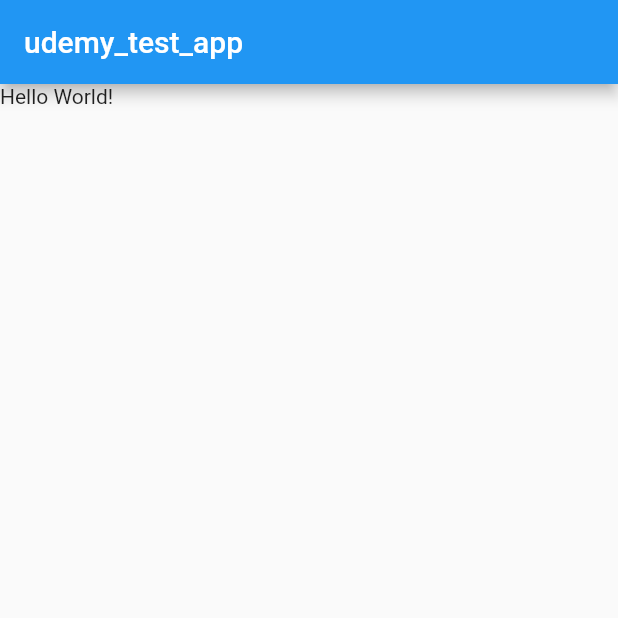
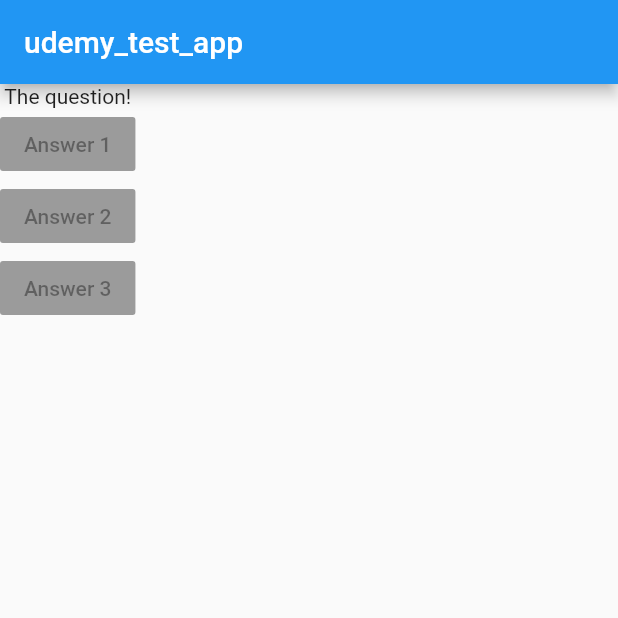
Before and after one commit to kira-on-git/udemy_test_app, a Flutter app: the screen it shows after launch, on a phone screen of 412 x 824 dp, the top half of it. Run offline on Flutter 3.47's test engine with Material 2 defaults, Android fonts, the phone set to English and light mode, and no system bars.

Commit message:
2 answer-buttons added

```diff
--- a/lib/main.dart
+++ b/lib/main.dart
@@ -1,14 +1,26 @@
+// ignore_for_file: deprecated_member_use
+
 import 'package:flutter/material.dart';
 
-void main() => runApp(MyApp());
+void main() => runApp(const MyApp());
 
 class MyApp extends StatelessWidget {
+  const MyApp({Key? key}) : super(key: key);
+
   @override
   Widget build(BuildContext context) {
     return MaterialApp(
+        debugShowCheckedModeBanner: false,
         home: Scaffold(
-      appBar: AppBar(title: const Text('udemy_test_app')),
-      body: const Text('Hello World!'),
-    ));
+          appBar: AppBar(title: const Text('udemy_test_app')),
+          body: Column(
+            children: [
+              const Text('The question!'),
+              const RaisedButton(child: Text('Answer 1'), onPressed: null),
+              const RaisedButton(child: Text('Answer 2'), onPressed: null),
+              const RaisedButton(child: Text('Answer 3'), onPressed: null),
+            ],
+          ),
+        ));
   }
 }
```
